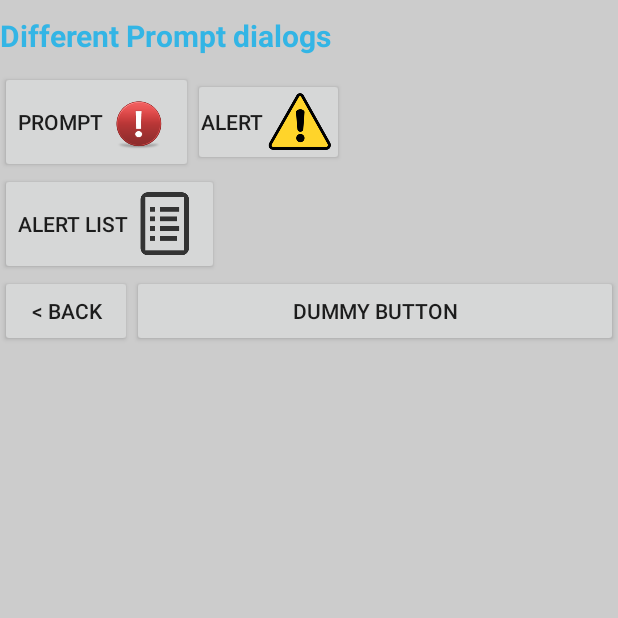
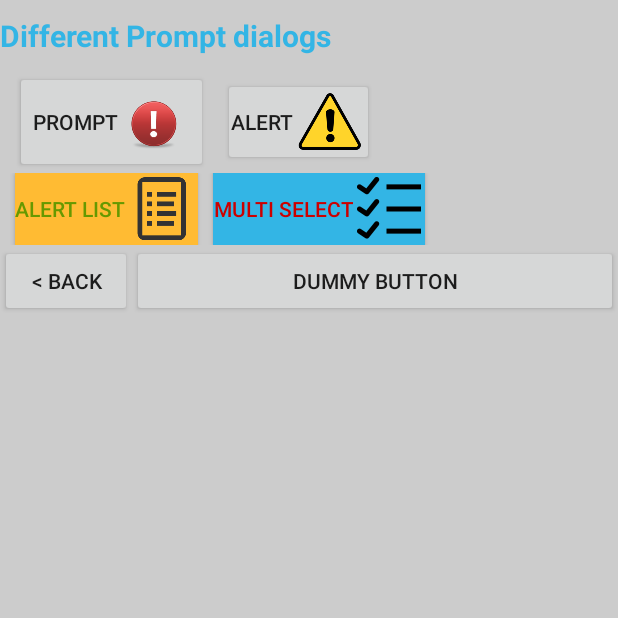
Before and after one commit to rajadg/Android, an Android app: the prompts screen opened directly, with no data from a screen before it, on a phone screen of 412 x 824 dp, the top half of it. Run offline under Robolectric (Android 15) with nearby library versions, the phone set to English and light mode, and no system bars.

Commit message:
Add multi-select alert dialog

```diff
--- a/exp01/app/src/main/res/layout/activity_prompts.xml
+++ b/exp01/app/src/main/res/layout/activity_prompts.xml
@@ -47,6 +47,7 @@
                     android:id="@+id/prompt_btn"
                     android:layout_width="wrap_content"
                     android:layout_height="wrap_content"
+                    android:layout_marginLeft="10dp"
                     android:drawableRight="@mipmap/ic_red_warning"
                     android:onClick="showPrompt"
                     android:text="Prompt" />
@@ -55,6 +56,7 @@
                     android:id="@+id/alert_btn"
                     android:layout_width="wrap_content"
                     android:layout_height="wrap_content"
+                    android:layout_marginLeft="10dp"
                     android:drawableRight="@mipmap/warning"
                     android:onClick="showBlockingAlert"
                     android:padding="5dp"
@@ -71,9 +73,23 @@
                     android:id="@+id/btn_alert_simple_list"
                     android:layout_width="wrap_content"
                     android:layout_height="wrap_content"
+                    android:layout_marginLeft="10dp"
+                    android:background="@android:color/holo_orange_light"
                     android:drawableRight="@mipmap/ic_list_01"
                     android:onClick="alertSimpleList"
-                    android:text="alert list" />
+                    android:text="alert list"
+                    android:textColor="@android:color/holo_green_dark" />
+
+                <Button
+                    android:id="@+id/btn_alert_multi_select"
+                    android:layout_width="wrap_content"
+                    android:layout_height="wrap_content"
+                    android:layout_marginLeft="10dp"
+                    android:background="@android:color/holo_blue_light"
+                    android:drawableRight="@mipmap/ic_checked_list"
+                    android:onClick="alertMultiChoiceList"
+                    android:text="multi select"
+                    android:textColor="@android:color/holo_red_dark" />
             </LinearLayout>
 
             <LinearLayout
```
Also changed, not shown: exp01/app/src/main/java/com/example/dgraja/exp01/category/prompts.java (+33 -2 lines), exp01/app/src/main/java/com/example/dgraja/exp01/utils/alerts.java (+18 -0 lines), exp01/app/src/main/ic_checked_list-web.png (added), exp01/app/src/main/res/mipmap-hdpi/ic_checked_list.png (added), exp01/app/src/main/res/mipmap-mdpi/ic_checked_list.png (added), exp01/app/src/main/res/mipmap-xhdpi/ic_checked_list.png (added), exp01/app/src/main/res/mipmap-xxhdpi/ic_checked_list.png (added), exp01/app/src/main/res/mipmap-xxxhdpi/ic_checked_list.png (added).
